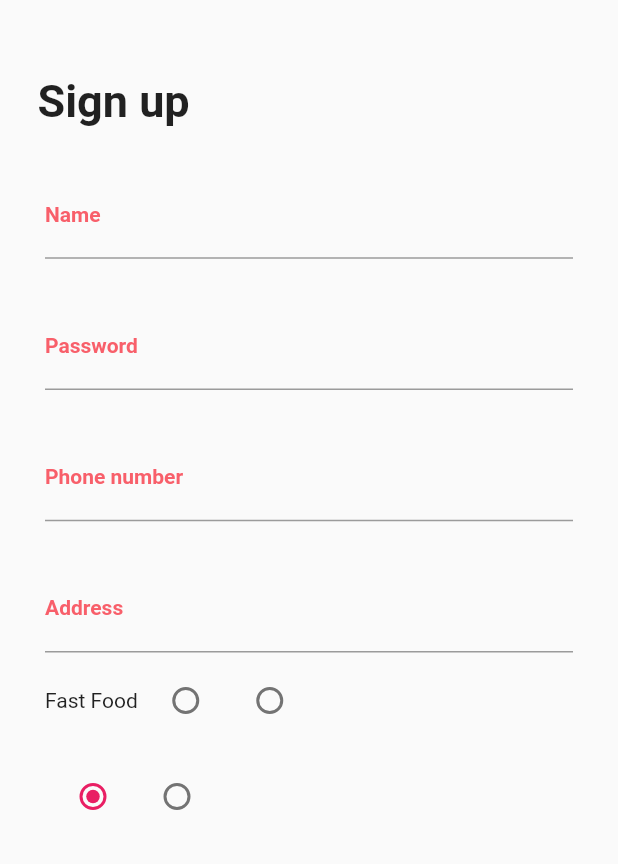
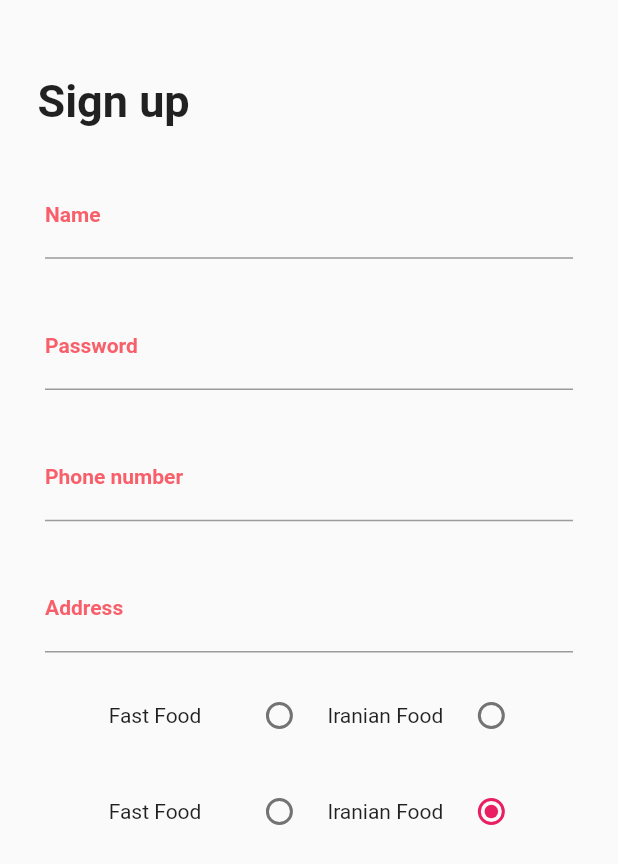
Before and after one commit to amir-r-z-a/chf-restaurant-App, a Flutter app: the SignUpScreen screen opened directly, on a phone screen of 412 x 824 dp. Shown: the top 864 px of the screen. Run offline on Flutter 3.47's test engine with Material 2 defaults, Android fonts, the phone set to English and light mode, and no system bars; missing offline and left inert: dart:html.

Commit message:
some texts added to buttons

```diff
--- a/lib/screens/signupScreen.dart
+++ b/lib/screens/signupScreen.dart
@@ -73,9 +73,14 @@ class _SignUpScreenState extends State<SignUpScreen> {
                         "Address",
                         hint: "your Address",
                       ),
-                      Row(
+                      Container(
+                        margin: EdgeInsets.only(top: 10),
+                        child: Row(
+                          mainAxisAlignment: MainAxisAlignment.center,
                           children: [
+                            Padding(padding: EdgeInsets.all(10)),
                             Text("Fast Food"),
+                            Padding(padding: EdgeInsets.all(10)),
                             ButtonBar(
                               children: [
                                 Radio(
@@ -87,6 +92,8 @@ class _SignUpScreenState extends State<SignUpScreen> {
                                     setSelectedRadio(val);
                                   },
                                 ),
+                                Text("Iranian Food"),
+                                // Padding(padding: EdgeInsets.all(10)),
                                 Radio(
                                   value: 3,
                                   groupValue: selectedRadio,
@@ -100,12 +107,17 @@ class _SignUpScreenState extends State<SignUpScreen> {
                             )
                           ],
                         ),
+                      ),
                       Row(
+                        mainAxisAlignment: MainAxisAlignment.center,
                         children: [
+                          Padding(padding: EdgeInsets.all(10)),
+                          Text("Fast Food"),
+                          Padding(padding: EdgeInsets.all(10)),
                           ButtonBar(
                             children: [
                               Radio(
-                                value: 0,
+                                value: 1,
                                 groupValue: selectedRadio,
                                 activeColor: Colors.pink,
                                 onChanged: (val){
@@ -113,8 +125,10 @@ class _SignUpScreenState extends State<SignUpScreen> {
                                   setSelectedRadio(val);
                                 },
                               ),
+                              Text("Iranian Food"),
+                              // Padding(padding: EdgeInsets.all(10)),
                               Radio(
-                                value: 1,
+                                value: 0,
                                 groupValue: selectedRadio,
                                 activeColor: Colors.pink,
                                 onChanged: (val){
```
Lines whose indentation alone changed are shown as unchanged.
